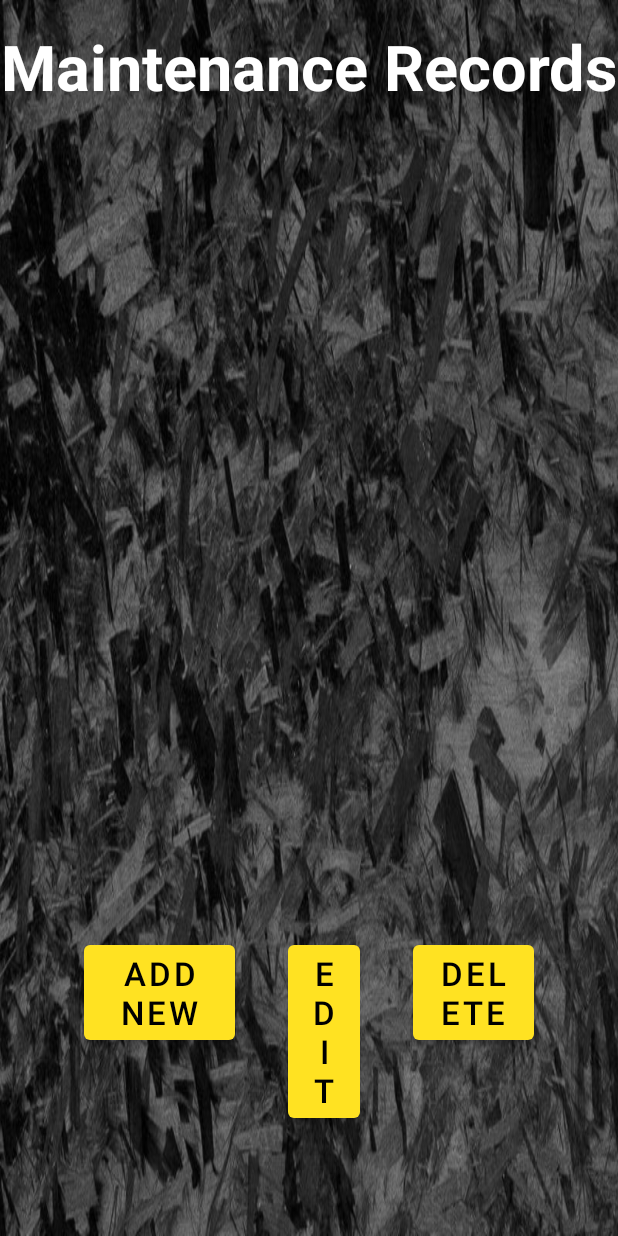
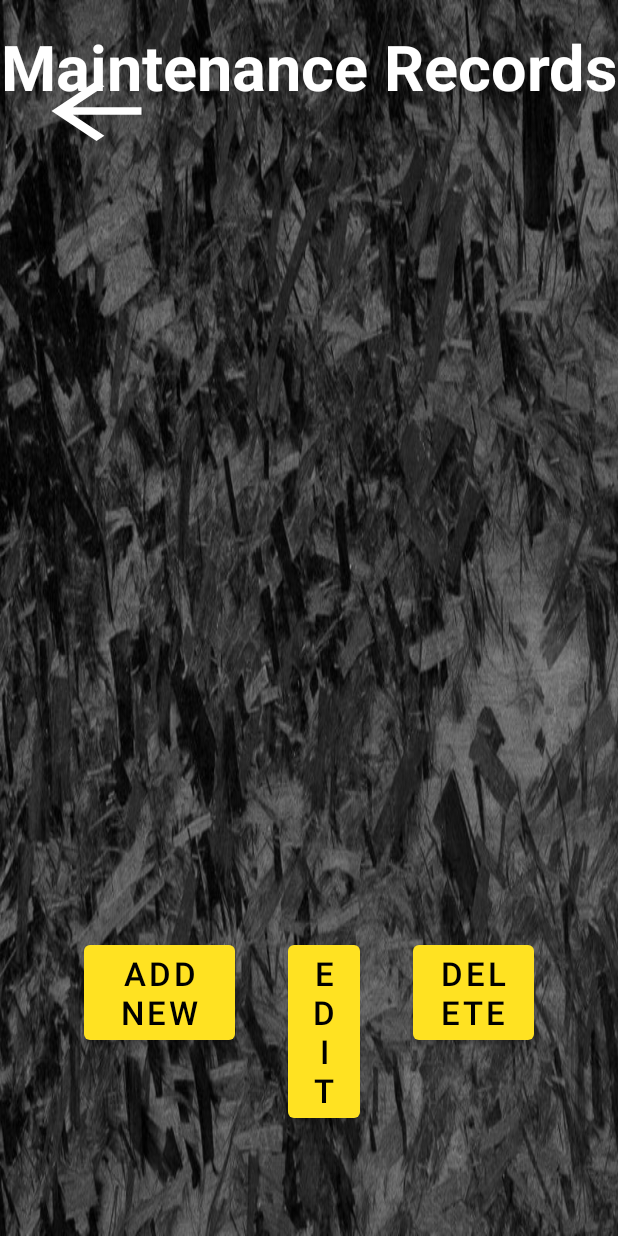
Before and after one commit to Likelysphinx707/RaceStats, an Android app: the ServiceRecords screen opened directly, with no data from a screen before it, on a phone screen of 412 x 824 dp. Run offline under Robolectric (Android 15) with nearby library versions, the phone set to English and light mode, and no system bars.

Commit message:
Added back arrow to mateanice list

```diff
--- a/app/src/main/java/com/example/racestats/ServiceRecords.kt
+++ b/app/src/main/java/com/example/racestats/ServiceRecords.kt
@@ -300,12 +300,12 @@ class ServiceRecords : AppCompatActivity() {
                 val barsIconDrawable = VectorDrawableCompat.create(resources, R.drawable.home_icon, theme)
                 homeIcon.setImageDrawable(barsIconDrawable)
             } else {
-                val rotationAnim = ObjectAnimator.ofFloat(homeIcon, "rotation", 0f, 90f)
+                val rotationAnim = ObjectAnimator.ofFloat(homeIcon, "rotation", 0f, 335f)
                 val scaleXAnim = ObjectAnimator.ofFloat(homeIcon, "scaleX", 1.0f, 1.0f)
                 val scaleYAnim = ObjectAnimator.ofFloat(homeIcon, "scaleY", 1.0f, 1.0f)
                 val set = AnimatorSet()
                 set.playTogether(rotationAnim, scaleXAnim, scaleYAnim)
-                set.duration = 500
+                set.duration = 650
                 set.start()
 
                 // Set the X icon drawable to the ImageView
--- a/app/src/main/res/drawable/home_icon.xml
+++ b/app/src/main/res/drawable/home_icon.xml
@@ -1,31 +1,11 @@
 <?xml version="1.0" encoding="utf-8"?>
 <vector xmlns:android="http://schemas.android.com/apk/res/android"
-    android:width="60dp"
-    android:height="43dp"
-    android:viewportWidth="277"
-    android:viewportHeight="182."
+    android:width="90dp"
+    android:height="60dp"
+    android:viewportWidth="24.0"
+    android:viewportHeight="24.0"
     android:autoMirrored="true">
     <path
         android:pathData="M20,11L7.8,11l5.6,-5.6L12,4l-8,8l8,8l1.4,-1.4L7.8,13L20,13L20,11z"
         android:fillColor="#fff"/>
 </vector>
-
-<!--<vector xmlns:android="http://schemas.android.com/apk/res/android"-->
-<!--    android:width="60dp"-->
-<!--    android:height="43dp"-->
-<!--    android:viewportWidth="277"-->
-<!--    android:viewportHeight="182.7">-->
-
-<!--    <path-->
-<!--        android:fillColor="#FFFFFF"-->
-<!--        android:pathData="M10.8,0h256.64c2.82,0,5.09,2.27,5.09,5.09v28.52H5.09V5.09C5.09,2.27,7.36,0,10.18,0z" />-->
-
-<!--    <path-->
-<!--        android:fillColor="#FFFFFF"-->
-<!--        android:pathData="M10.8,72h256.64c2.82,0,5.09,2.27,5.09,5.09v28.52H5.09V77.09C5.09,74.27,7.36,72,10.18,72z" />-->
-
-<!--    <path-->
-<!--        android:fillColor="#FFFFFF"-->
-<!--        android:pathData="M10.8,144h256.64c2.82,0,5.09,2.27,5.09,5.09v28.52H5.09v-28.52C5.09,146.27,7.36,144,10.18,144z" />-->
-
-<!--</vector>-->
--- a/app/src/main/res/drawable/ic_x_icon.xml
+++ b/app/src/main/res/drawable/ic_x_icon.xml
@@ -1,11 +1,11 @@
 <?xml version="1.0" encoding="utf-8"?>
 <vector xmlns:android="http://schemas.android.com/apk/res/android"
-    android:width="60dp"
+    android:width="90dp"
     android:height="60dp"
-    android:viewportWidth="24"
-    android:viewportHeight="24">
-
+    android:viewportWidth="24.0"
+    android:viewportHeight="24.0"
+    android:autoMirrored="true">
     <path
-        android:fillColor="#FFFFFF"
-        android:pathData="M19,6.41L17.59,5 12,10.59 6.41,5 5,6.41 10.59,12 5,17.59 6.41,19 12,13.41 17.59,19 19,17.59 13.41,12z" />
+        android:pathData="M20,11L7.8,11l5.6,-5.6L12,4l-8,8l8,8l1.4,-1.4L7.8,13L20,13L20,11z"
+        android:fillColor="#fff"/>
 </vector>
```
